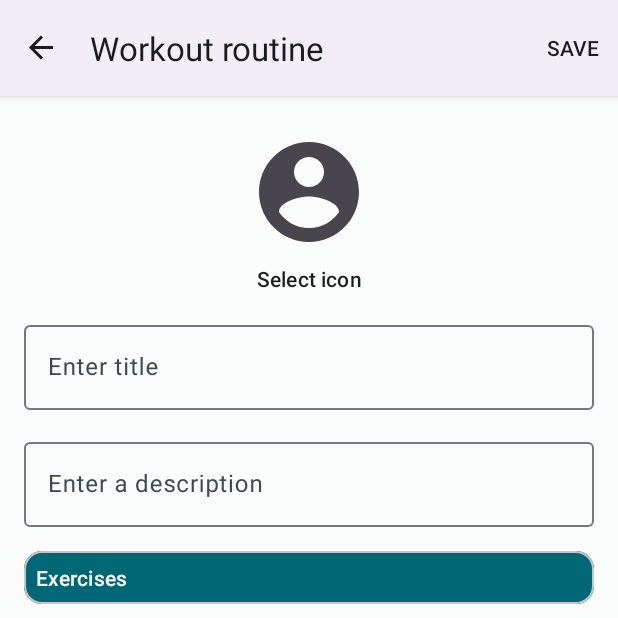
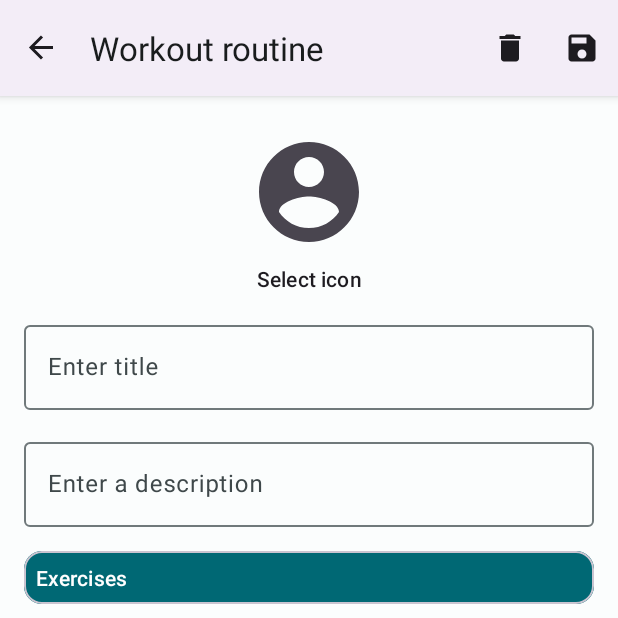
Before and after one commit to joranch/MuscleMate, an Android app: the screen it shows after launch (MainActivity), after a tap on an icon or button, on a phone screen of 412 x 824 dp, the top half of it. Run offline under Robolectric (Android 15) with nearby library versions, the phone set to English and light mode, and no system bars; our stand-ins replace Dagger/Hilt's generated code, Room's generated code, data binding, navigation-ui.

Commit message:
add delete and save drawable to menu

```diff
--- a/app/src/main/java/com/monarc/musclemate/ui/workout/WorkoutDetailFragment.kt
+++ b/app/src/main/java/com/monarc/musclemate/ui/workout/WorkoutDetailFragment.kt
@@ -56,12 +56,19 @@ class WorkoutDetailFragment : Fragment() {
 
     override fun onOptionsItemSelected(item: MenuItem): Boolean {
         when (item.itemId) {
-            R.id.save_button -> {
+            R.id.menu_save_button -> {
                 viewModel.saveWorkoutRoutine()
                 findNavController().popBackStack()
             }
+            R.id.menu_delete_button -> {
+                ShowDeleteConfirmationDialog()
+            }
         }
         return true
+    }
+
+    private fun ShowDeleteConfirmationDialog() {
+
     }
 
     private fun saveWorkoutRoutine() {
--- /dev/null
+++ b/app/src/main/res/drawable/ic_delete.xml
@@ -0,0 +1,10 @@
+<vector xmlns:android="http://schemas.android.com/apk/res/android"
+    android:width="24dp"
+    android:height="24dp"
+    android:viewportWidth="24"
+    android:viewportHeight="24"
+    android:tint="?attr/colorControlNormal">
+  <path
+      android:fillColor="@android:color/white"
+      android:pathData="M6,19c0,1.1 0.9,2 2,2h8c1.1,0 2,-0.9 2,-2V7H6v12zM19,4h-3.5l-1,-1h-5l-1,1H5v2h14V4z"/>
+</vector>
--- /dev/null
+++ b/app/src/main/res/drawable/ic_save.xml
@@ -0,0 +1,10 @@
+<vector xmlns:android="http://schemas.android.com/apk/res/android"
+    android:width="24dp"
+    android:height="24dp"
+    android:viewportWidth="24"
+    android:viewportHeight="24"
+    android:tint="?attr/colorControlNormal">
+  <path
+      android:fillColor="@android:color/white"
+      android:pathData="M17,3L5,3c-1.11,0 -2,0.9 -2,2v14c0,1.1 0.89,2 2,2h14c1.1,0 2,-0.9 2,-2L21,7l-4,-4zM12,19c-1.66,0 -3,-1.34 -3,-3s1.34,-3 3,-3 3,1.34 3,3 -1.34,3 -3,3zM15,9L5,9L5,5h10v4z"/>
+</vector>
--- a/app/src/main/res/menu/workout_detail_menu.xml
+++ b/app/src/main/res/menu/workout_detail_menu.xml
@@ -2,7 +2,13 @@
 <menu xmlns:android="http://schemas.android.com/apk/res/android"
     xmlns:app="http://schemas.android.com/apk/res-auto">
     <item
-        android:id="@+id/save_button"
-        android:title="Save"
-        app:showAsAction="always" />
+        android:id="@+id/menu_delete_button"
+        android:title="@string/delete"
+        android:icon="@drawable/ic_delete"
+        app:showAsAction="ifRoom" />
+    <item
+        android:id="@+id/menu_save_button"
+        android:title="@string/save"
+        android:icon="@drawable/ic_save"
+        app:showAsAction="ifRoom" />
 </menu>
--- a/app/src/main/res/values/strings.xml
+++ b/app/src/main/res/values/strings.xml
@@ -19,4 +19,6 @@
     <string name="set_image_for_workout">Set image for workout</string>
     <string name="exercises">Exercises</string>
     <string name="add_exercise">Add exercise</string>
+    <string name="delete">Delete</string>
+    <string name="save">Save</string>
 </resources>
```
